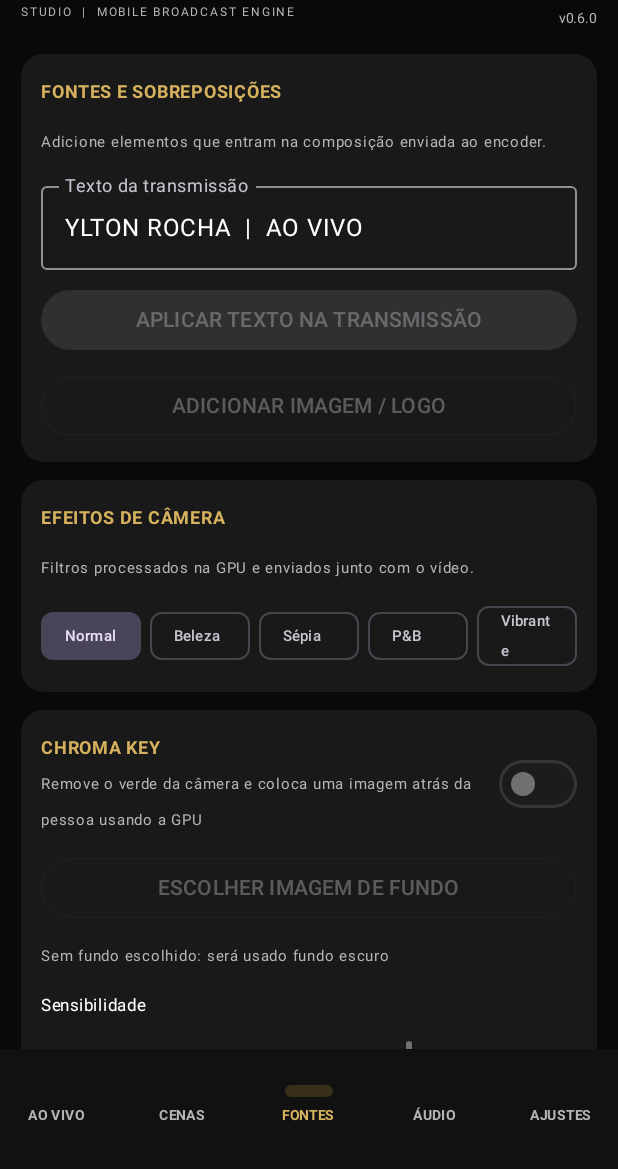
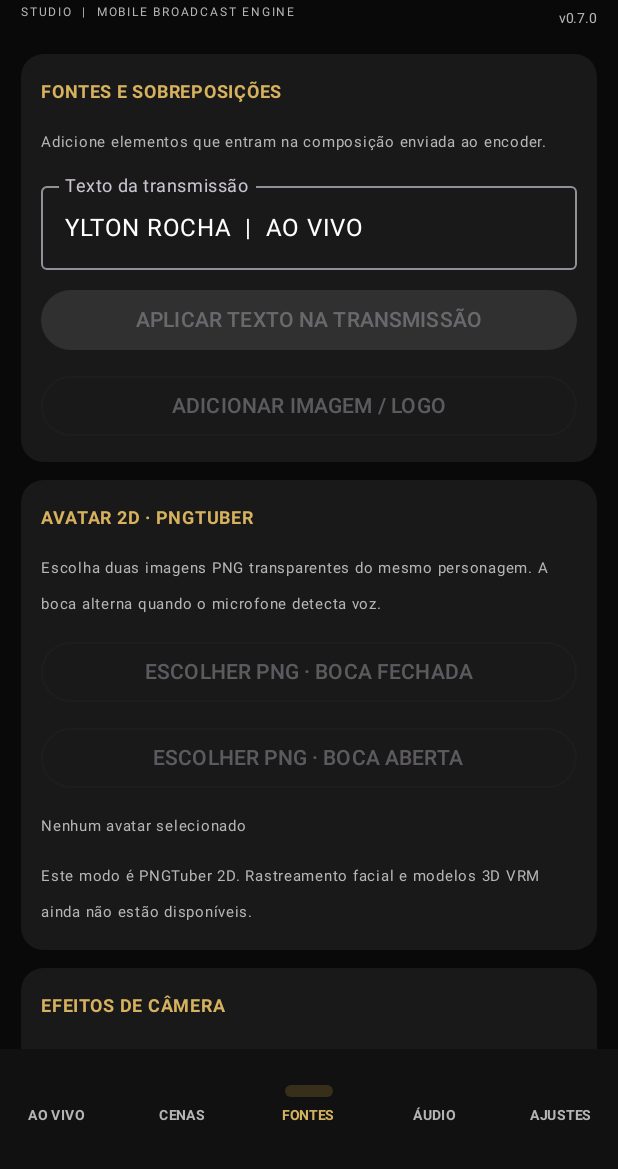
Before and after one commit to yltonrocha201436-glitc/LIVE-STUDIO, an Android app built with Jetpack Compose: the screen it shows after launch (MainActivity), item 3 of the bottom bar chosen, on a phone screen of 412 x 824 dp, the part 67-1236 px from its top. Run offline under Robolectric (Android 15) with nearby library versions, the phone set to English and light mode, and no system bars; libraries missing offline, so code that uses them is left out: com.pedro.common, com.pedro.encoder, com.pedro.library; 8 statements that could not run were skipped.

Commit message:
Add UI selectors for voice-reactive closed and open PNGTuber mouth images

```diff
--- a/app/src/main/java/com/novastream/studio/MainActivity.kt
+++ b/app/src/main/java/com/novastream/studio/MainActivity.kt
@@ -1,6 +1,7 @@
 package com.novastream.studio
 
 import android.Manifest
+import android.graphics.Bitmap
 import android.graphics.BitmapFactory
 import android.os.Bundle
 import android.app.Activity
@@ -98,6 +99,8 @@ private fun NovaStreamApp(activity: MainActivity) {
     var bitrate by remember { mutableFloatStateOf(3.5f) }
     var muted by remember { mutableStateOf(false) }
     var imageLoaded by remember { mutableStateOf(false) }
+    var mouthClosedBitmap by remember { mutableStateOf<Bitmap?>(null) }
+    var mouthOpenBitmap by remember { mutableStateOf<Bitmap?>(null) }
     var chromaBackgroundLoaded by remember { mutableStateOf(false) }
     var screenMode by remember { mutableStateOf(false) }
 
@@ -144,6 +147,36 @@ private fun NovaStreamApp(activity: MainActivity) {
                 }
             } catch (error: Exception) {
                 activity.engineMessage = "Erro ao carregar imagem"
+            }
+        }
+    }
+
+    val mouthClosedPicker = rememberLauncherForActivityResult(ActivityResultContracts.GetContent()) { uri ->
+        if (uri != null) {
+            try {
+                val bitmap = context.contentResolver.openInputStream(uri)?.use { BitmapFactory.decodeStream(it) }
+                if (bitmap != null) {
+                    mouthClosedBitmap = bitmap
+                    activity.engine?.setPngTuberImages(mouthClosedBitmap, mouthOpenBitmap)
+                    activity.engineMessage = if (mouthOpenBitmap != null) "PNGTuber configurado" else "Imagem da boca fechada carregada; escolha a boca aberta"
+                }
+            } catch (error: Exception) {
+                activity.engineMessage = "Não foi possível carregar a imagem da boca fechada"
+            }
+        }
+    }
+
+    val mouthOpenPicker = rememberLauncherForActivityResult(ActivityResultContracts.GetContent()) { uri ->
+        if (uri != null) {
+            try {
+                val bitmap = context.contentResolver.openInputStream(uri)?.use { BitmapFactory.decodeStream(it) }
+                if (bitmap != null) {
+                    mouthOpenBitmap = bitmap
+                    activity.engine?.setPngTuberImages(mouthClosedBitmap, mouthOpenBitmap)
+                    activity.engineMessage = if (mouthClosedBitmap != null) "PNGTuber configurado · boca reage ao microfone" else "Imagem da boca aberta carregada; escolha a boca fechada"
+                }
+            } catch (error: Exception) {
+                activity.engineMessage = "Não foi possível carregar a imagem da boca aberta"
             }
         }
     }
@@ -261,6 +294,10 @@ private fun NovaStreamApp(activity: MainActivity) {
                         onApplyText = { applyComposition() },
                         onPickImage = { imagePicker.launch("image/*") },
                         imageLoaded = imageLoaded,
+                        onPickMouthClosed = { mouthClosedPicker.launch("image/*") },
+                        onPickMouthOpen = { mouthOpenPicker.launch("image/*") },
+                        mouthClosedLoaded = mouthClosedBitmap != null,
+                        mouthOpenLoaded = mouthOpenBitmap != null,
                         onPickChromaBackground = { chromaBackgroundPicker.launch("image/*") },
                         chromaBackgroundLoaded = chromaBackgroundLoaded,
                         chroma = chroma,
@@ -325,7 +362,7 @@ private fun Header(live: Boolean, recording: Boolean) {
         }
         Column(horizontalAlignment = Alignment.End) {
             StatusLabel(if (live) "AO VIVO" else if (recording) "GRAVANDO" else "ESTÚDIO", live || recording)
-            Text("v0.6.0", color = Muted, fontSize = 9.sp)
+            Text("v0.7.0", color = Muted, fontSize = 9.sp)
         }
     }
 }
@@ -519,6 +556,10 @@ private fun SourcesPage(
     onApplyText: () -> Unit,
     onPickImage: () -> Unit,
     imageLoaded: Boolean,
+    onPickMouthClosed: () -> Unit,
+    onPickMouthOpen: () -> Unit,
+    mouthClosedLoaded: Boolean,
+    mouthOpenLoaded: Boolean,
     onPickChromaBackground: () -> Unit,
     chromaBackgroundLoaded: Boolean,
     chroma: Boolean,
@@ -544,6 +585,28 @@ private fun SourcesPage(
         OutlinedButton(onClick = onPickImage, enabled = engineReady, modifier = Modifier.fillMaxWidth()) {
             Text(if (imageLoaded) "TROCAR IMAGEM / LOGO" else "ADICIONAR IMAGEM / LOGO")
         }
+    }
+    StudioCard {
+        Text("AVATAR 2D · PNGTUBER", color = Gold, fontSize = 12.sp, fontWeight = FontWeight.Bold)
+        Text("Escolha duas imagens PNG transparentes do mesmo personagem. A boca alterna quando o microfone detecta voz.",
+            color = Muted, fontSize = 10.sp)
+        OutlinedButton(onClick = onPickMouthClosed, enabled = engineReady, modifier = Modifier.fillMaxWidth()) {
+            Text(if (mouthClosedLoaded) "TROCAR BOCA FECHADA" else "ESCOLHER PNG · BOCA FECHADA")
+        }
+        OutlinedButton(onClick = onPickMouthOpen, enabled = engineReady, modifier = Modifier.fillMaxWidth()) {
+            Text(if (mouthOpenLoaded) "TROCAR BOCA ABERTA" else "ESCOLHER PNG · BOCA ABERTA")
+        }
+        Text(
+            when {
+                mouthClosedLoaded && mouthOpenLoaded -> "PNGTuber pronto · fala detectada pelo microfone"
+                mouthClosedLoaded || mouthOpenLoaded -> "Falta selecionar a segunda imagem"
+                else -> "Nenhum avatar selecionado"
+            },
+            color = Muted,
+            fontSize = 10.sp
+        )
+        Text("Este modo é PNGTuber 2D. Rastreamento facial e modelos 3D VRM ainda não estão disponíveis.",
+            color = Muted, fontSize = 10.sp)
     }
     StudioCard {
         Text("EFEITOS DE CÂMERA", color = Gold, fontSize = 12.sp, fontWeight = FontWeight.Bold)
```
